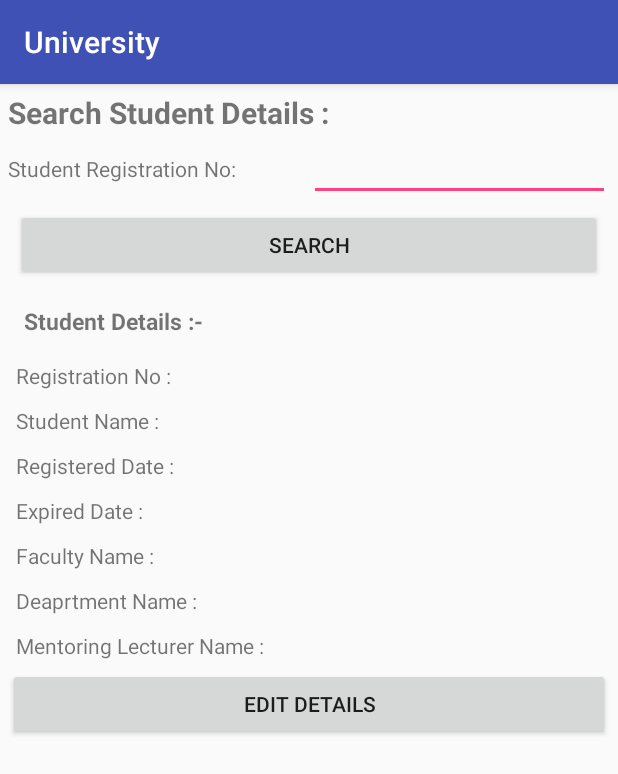
After one commit to Pabashani/University, an Android app: the SearchStudentDetailsActivity screen opened directly, with no data from a screen before it, on a phone screen of 412 x 824 dp. The commit adds this screen. Shown: the top 774 px of the screen. Run offline under Robolectric (Android 15) with nearby library versions, the phone set to English and light mode, and no system bars.

Commit message:
My_example_app

```diff
--- a/app/src/main/java/com/example/android/university/EditDetailsActivity.java
+++ /dev/null
@@ -1,13 +0,0 @@
-package com.example.android.university;
-
-import android.support.v7.app.AppCompatActivity;
-import android.os.Bundle;
-
-public class EditDetailsActivity extends AppCompatActivity {
-
-    @Override
-    protected void onCreate(Bundle savedInstanceState) {
-        super.onCreate(savedInstanceState);
-        setContentView(R.layout.activity_edit_details);
-    }
-}
--- a/app/src/main/java/com/example/android/university/MainActivity.java
+++ b/app/src/main/java/com/example/android/university/MainActivity.java
@@ -4,6 +4,8 @@ import android.content.Intent;
 import android.os.Bundle;
 import android.os.Handler;
 import android.support.v7.app.AppCompatActivity;
+
+import com.example.android.university.activities.LoginActivity;
 
 public class MainActivity extends AppCompatActivity {
 
--- a/app/src/main/java/com/example/android/university/LoginActivity.java
+++ b/app/src/main/java/com/example/android/university/activities/LoginActivity.java
@@ -1,10 +1,12 @@
-package com.example.android.university;
+package com.example.android.university.activities;
 
 import android.content.Intent;
 import android.os.Bundle;
 import android.support.v7.app.AppCompatActivity;
 import android.view.View;
 import android.widget.Button;
+
+import com.example.android.university.R;
 
 public class LoginActivity extends AppCompatActivity {
 
--- /dev/null
+++ b/app/src/main/java/com/example/android/university/activities/SearchStudentDetailsActivity.java
@@ -0,0 +1,48 @@
+package com.example.android.university.activities;
+
+import android.content.Intent;
+import android.os.Bundle;
+import android.support.v7.app.AppCompatActivity;
+import android.view.View;
+import android.widget.Button;
+import android.widget.TextView;
+
+import com.example.android.university.R;
+
+public class SearchStudentDetailsActivity extends AppCompatActivity {
+
+
+    Button btn_edit_details,search_btn;
+    TextView std_mento_name,std_dep_name,std_faculty_name,std_exp_date,std_reg_date,std_name,std_reg_no;
+
+    @Override
+    protected void onCreate(Bundle savedInstanceState) {
+        super.onCreate(savedInstanceState);
+        setContentView(R.layout.activity_search_student_details);
+
+        btn_edit_details = (Button) findViewById(R.id.btn_edit_details);
+        btn_edit_details.setOnClickListener(new View.OnClickListener() {
+            @Override
+            public void onClick(View view) {
+                Intent intent = new Intent(SearchStudentDetailsActivity.this, StudentRegisterActivity.class);
+                startActivity(intent);
+            }
+        });
+
+        search_btn =(Button) findViewById(R.id.search_btn);
+        search_btn.setOnClickListener(new View.OnClickListener() {
+            @Override
+            public void onClick(View view) {
+
+            }
+        });
+
+        std_name = (TextView) findViewById(R.id.std_name);
+        std_dep_name = (TextView) findViewById(R.id.std_dep_name);
+        std_reg_no = (TextView) findViewById(R.id.std_reg_no);
+        std_mento_name = (TextView) findViewById(R.id.std_mento_name);
+        std_faculty_name = (TextView) findViewById(R.id.std_faculty_name);
+        std_exp_date = (TextView) findViewById(R.id.std_exp_date);
+        std_reg_date = (TextView) findViewById(R.id.std_reg_date);
+    }
+}
--- a/app/src/main/java/com/example/android/university/StudentLoginActivity.java
+++ b/app/src/main/java/com/example/android/university/activities/StudentLoginActivity.java
@@ -1,4 +1,4 @@
-package com.example.android.university;
+package com.example.android.university.activities;
 
 import android.content.Intent;
 import android.support.v7.app.AppCompatActivity;
@@ -6,6 +6,8 @@ import android.os.Bundle;
 import android.view.View;
 import android.widget.Button;
 import android.widget.EditText;
+
+import com.example.android.university.R;
 
 public class StudentLoginActivity extends AppCompatActivity {
 
--- a/app/src/main/java/com/example/android/university/StudentRegisterActivity.java
+++ b/app/src/main/java/com/example/android/university/activities/StudentRegisterActivity.java
@@ -1,10 +1,12 @@
-package com.example.android.university;
+package com.example.android.university.activities;
 
 import android.support.v7.app.AppCompatActivity;
 import android.os.Bundle;
 import android.view.View;
 import android.widget.Button;
 import android.widget.EditText;
+
+import com.example.android.university.R;
 
 public class StudentRegisterActivity extends AppCompatActivity {
 
--- a/app/src/main/res/layout/activity_edit_details.xml
+++ /dev/null
@@ -1,9 +0,0 @@
-<?xml version="1.0" encoding="utf-8"?>
-<android.support.constraint.ConstraintLayout xmlns:android="http://schemas.android.com/apk/res/android"
-    xmlns:app="http://schemas.android.com/apk/res-auto"
-    xmlns:tools="http://schemas.android.com/tools"
-    android:layout_width="match_parent"
-    android:layout_height="match_parent"
-    tools:context="com.example.android.university.EditDetailsActivity">
-
-</android.support.constraint.ConstraintLayout>
--- a/app/src/main/res/layout/activity_login.xml
+++ b/app/src/main/res/layout/activity_login.xml
@@ -5,7 +5,7 @@
     android:layout_width="match_parent"
     android:layout_height="match_parent"
     android:orientation="vertical"
-    tools:context="com.example.android.university.LoginActivity">
+    tools:context="com.example.android.university.activities.LoginActivity">
 
 
     <LinearLayout
--- a/app/src/main/res/layout/activity_register.xml
+++ b/app/src/main/res/layout/activity_register.xml
@@ -5,7 +5,7 @@
     android:layout_width="match_parent"
     android:layout_height="match_parent"
     android:orientation="vertical"
-    tools:context="com.example.android.university.StudentRegisterActivity">
+    tools:context="com.example.android.university.activities.StudentRegisterActivity">
 
     <LinearLayout
         android:layout_width="match_parent"
--- /dev/null
+++ b/app/src/main/res/layout/activity_search_student_details.xml
@@ -0,0 +1,203 @@
+<?xml version="1.0" encoding="utf-8"?>
+<LinearLayout xmlns:android="http://schemas.android.com/apk/res/android"
+    xmlns:app="http://schemas.android.com/apk/res-auto"
+    xmlns:tools="http://schemas.android.com/tools"
+    android:layout_width="match_parent"
+    android:layout_height="match_parent"
+    android:orientation="vertical"
+    android:layout_margin="5dp"
+    tools:context="com.example.android.university.activities.SearchStudentDetailsActivity">
+
+   <TextView
+       android:layout_width="match_parent"
+       android:layout_height="wrap_content"
+       android:text="Search Student Details : "
+       android:textStyle="bold"
+       android:textSize="20sp"/>
+
+    <LinearLayout
+        android:layout_width="match_parent"
+        android:layout_height="wrap_content"
+        android:orientation="horizontal">
+
+        <TextView
+            android:layout_width="0dp"
+            android:layout_height="wrap_content"
+            android:layout_weight="1"
+            android:text="Student Registration No: "/>
+
+        <EditText
+            android:id="@+id/std_registration_no"
+            android:layout_width="0dp"
+            android:layout_height="wrap_content"
+            android:layout_weight="1" />
+
+
+    </LinearLayout>
+
+    <Button
+        android:id="@+id/search_btn"
+        android:layout_width="match_parent"
+        android:layout_height="wrap_content"
+        android:text="Search"
+        android:layout_margin="5dp"/>
+
+    <TextView
+        android:layout_width="match_parent"
+        android:layout_height="wrap_content"
+        android:text="Student Details :- "
+        android:textSize="15sp"
+        android:textStyle="bold"
+        android:layout_margin="5dp"
+        android:padding="5dp"/>
+
+    <LinearLayout
+        android:layout_width="match_parent"
+        android:layout_height="wrap_content"
+        android:orientation="horizontal"
+        android:layout_margin="5dp">
+
+        <TextView
+            android:layout_width="0dp"
+            android:layout_height="wrap_content"
+            android:layout_weight="1"
+            android:text="Registration No : "/>
+
+        <TextView
+            android:id="@+id/std_reg_no"
+            android:layout_width="0dp"
+            android:layout_height="wrap_content"
+            android:layout_weight="1" />
+
+    </LinearLayout>
+
+    <LinearLayout
+        android:layout_width="match_parent"
+        android:layout_height="wrap_content"
+        android:orientation="horizontal"
+        android:layout_margin="5dp">
+
+        <TextView
+            android:layout_width="0dp"
+            android:layout_height="wrap_content"
+            android:layout_weight="1"
+            android:text="Student Name : "/>
+
+        <TextView
+            android:id="@+id/std_name"
+            android:layout_width="0dp"
+            android:layout_height="wrap_content"
+            android:layout_weight="1" />
+
+
+    </LinearLayout>
+
+    <LinearLayout
+        android:layout_width="match_parent"
+        android:layout_height="wrap_content"
+        android:orientation="horizontal"
+        android:layout_margin="5dp">
+
+        <TextView
+            android:layout_width="0dp"
+            android:layout_height="wrap_content"
+            android:layout_weight="1"
+            android:text="Registered Date : "/>
+
+        <TextView
+            android:id="@+id/std_reg_date"
+            android:layout_width="0dp"
+            android:layout_height="wrap_content"
+            android:layout_weight="1" />
+
+    </LinearLayout>
+
+    <LinearLayout
+        android:layout_width="match_parent"
+        android:layout_height="wrap_content"
+        android:orientation="horizontal"
+        android:layout_margin="5dp">
+
+        <TextView
+            android:layout_width="0dp"
+            android:layout_height="wrap_content"
+            android:layout_weight="1"
+            android:text="Expired Date : "/>
+
+        <TextView
+            android:id="@+id/std_exp_date"
+            android:layout_width="0dp"
+            android:layout_height="wrap_content"
+            android:layout_weight="1" />
+
+    </LinearLayout>
+
+    <LinearLayout
+        android:layout_width="match_parent"
+        android:layout_height="wrap_content"
+        android:orientation="horizontal"
+        android:layout_margin="5dp">
+
+        <TextView
+            android:layout_width="0dp"
+            android:layout_height="wrap_content"
+            android:layout_weight="1"
+            android:text="Faculty Name : "/>
+
+        <TextView
+            android:id="@+id/std_faculty_name"
+            android:layout_width="0dp"
+            android:layout_height="wrap_content"
+            android:layout_weight="1" />
+
+    </LinearLayout>
+
+    <LinearLayout
+        android:layout_width="match_parent"
+        android:layout_height="wrap_content"
+        android:orientation="horizontal"
+        android:layout_margin="5dp">
+
+        <TextView
+            android:layout_width="0dp"
+            android:layout_height="wrap_content"
+            android:layout_weight="1"
+            android:text="Deaprtment Name : "/>
+
+        <TextView
+            android:id="@+id/std_dep_name"
+            android:layout_width="0dp"
+            android:layout_height="wrap_content"
+            android:layout_weight="1" />
+
+    </LinearLayout>
+
+    <LinearLayout
+        android:layout_width="match_parent"
+        android:layout_height="wrap_content"
+        android:orientation="horizontal"
+        android:layout_margin="5dp">
+
+        <TextView
+            android:layout_width="0dp"
+            android:layout_height="wrap_content"
+            android:layout_weight="1"
+            android:text="Mentoring Lecturer Name : "/>
+
+        <TextView
+            android:id="@+id/std_mento_name"
+            android:layout_width="0dp"
+            android:layout_height="wrap_content"
+            android:layout_weight="1" />
+
+    </LinearLayout>
+
+
+        <Button
+            android:id="@+id/btn_edit_details"
+            android:layout_width="match_parent"
+            android:layout_height="wrap_content"
+            android:text="Edit Details"/>
+
+
+</LinearLayout>
--- a/app/src/main/res/layout/activity_student_login.xml
+++ b/app/src/main/res/layout/activity_student_login.xml
@@ -5,7 +5,7 @@
     android:layout_width="match_parent"
     android:layout_height="match_parent"
     android:orientation="vertical"
-    tools:context="com.example.android.university.StudentLoginActivity">
+    tools:context="com.example.android.university.activities.StudentLoginActivity">
 
     <LinearLayout
         android:layout_width="match_parent"
```
Also changed, not shown: app/src/main/AndroidManifest.xml (+4 -4 lines).
